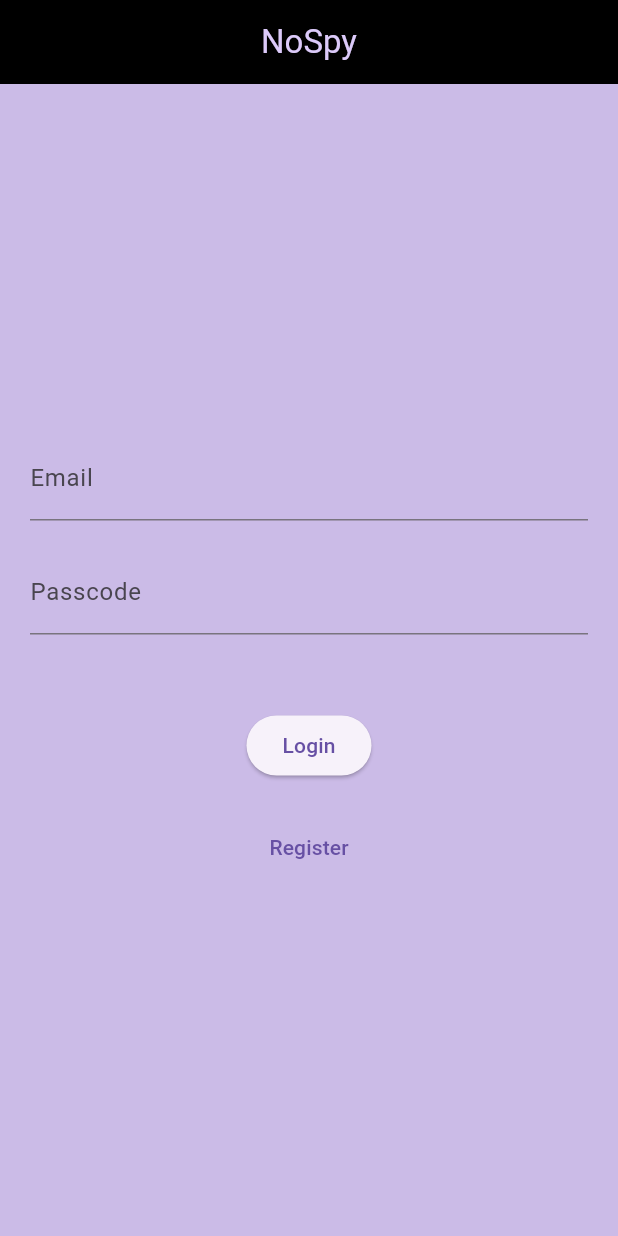
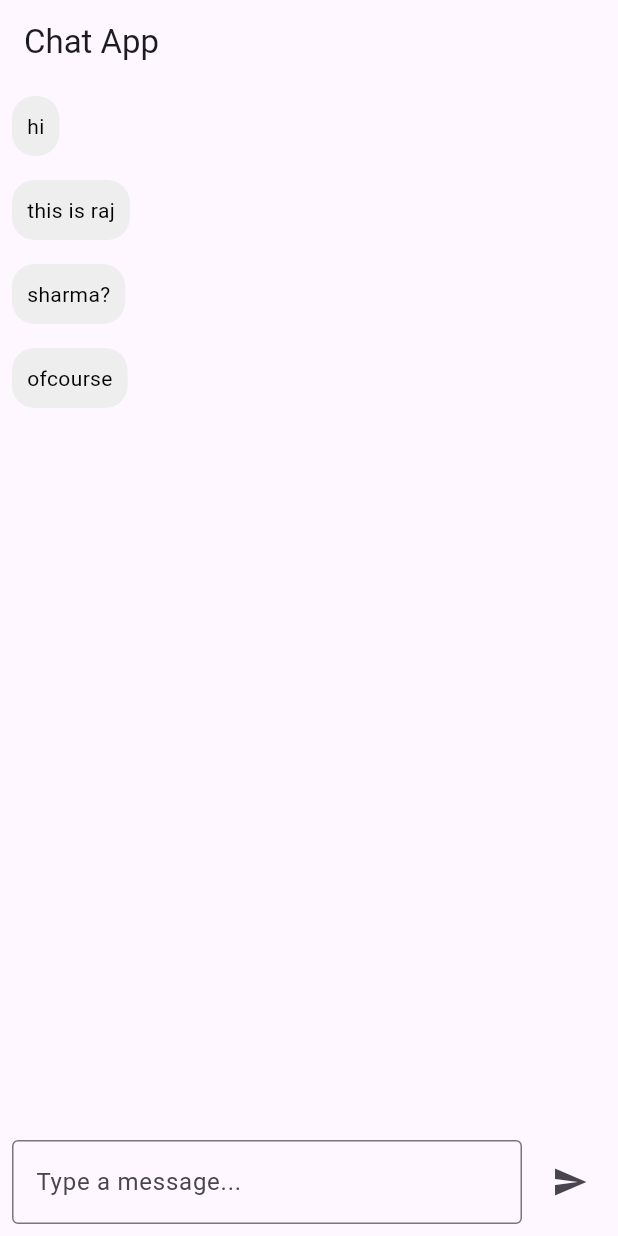
Before and after one commit to rajsharma07/Nospy_frontend, a Flutter app: the screen it shows after launch, on a phone screen of 412 x 824 dp. Run offline on Flutter 3.47's test engine with Material 3 defaults, Android fonts, the phone set to English and light mode, and no system bars.

Commit message:
basic chat page added

```diff
--- /dev/null
+++ b/lib/widget/chatpage/chat_page.dart
@@ -0,0 +1,89 @@
+import 'package:flutter/material.dart';
+
+class ChatPage extends StatefulWidget {
+  @override
+  _ChatPageState createState() => _ChatPageState();
+}
+
+class _ChatPageState extends State<ChatPage> {
+  TextEditingController _messageController = TextEditingController();
+  List<String> _messages = ["hi", "this is raj", "sharma?", "ofcourse"];
+
+  void _sendMessage(String message) {
+    setState(() {
+      _messages.add(message);
+      _messageController.clear();
+    });
+  }
+
+  @override
+  Widget build(BuildContext context) {
+    return Scaffold(
+      appBar: AppBar(
+        title: const Text('Chat App'),
+      ),
+      body: Column(
+        children: <Widget>[
+          Expanded(
+            child: ListView.builder(
+              itemCount: _messages.length,
+              itemBuilder: (BuildContext context, int index) {
+                return Padding(
+                  padding: const EdgeInsets.all(8.0),
+                  child: Align(
+                    alignment: _messages[index].startsWith('You') ? Alignment.centerRight : Alignment.centerLeft,
+                    child: Container(
+                      padding: const EdgeInsets.all(10.0),
+                      decoration: BoxDecoration(
+                        color: _messages[index].startsWith('You') ? Colors.blue : Colors.grey[200],
+                        borderRadius: BorderRadius.circular(15.0),
+                      ),
+                      child: Text(
+                        _messages[index],
+                        style: TextStyle(
+                          color: _messages[index].startsWith('You') ? Colors.white : Colors.black,
+                        ),
+                      ),
+                    ),
+                  ),
+                );
+              },
+            ),
+          ),
+          Padding(
+            padding: const EdgeInsets.all(8.0),
+            child: Row(
+              children: <Widget>[
+                Expanded(
+                  child: TextField(
+                    controller: _messageController,
+                    decoration: const InputDecoration(
+                      hintText: 'Type a message...',
+                      border: OutlineInputBorder(),
+                    ),
+                  ),
+                ),
+                const SizedBox(width: 8.0),
+                IconButton(
+                  icon: const Icon(Icons.send),
+                  onPressed: () {
+                    String message = _messageController.text.trim();
+                    if (message.isNotEmpty) {
+                      _sendMessage('You: $message');
+                    }
+                  },
+                ),
+              ],
+            ),
+          ),
+        ],
+      ),
+    );
+  }
+}
+
+void main() {
+  runApp(MaterialApp(
+    home: ChatPage(),
+  ));
+}
--- a/lib/widget/display.dart
+++ b/lib/widget/display.dart
@@ -1,4 +1,5 @@
 import 'package:flutter/material.dart';
+import 'package:nospy/widget/chatpage/chat_page.dart';
 import 'package:nospy/widget/home.dart';
 import 'package:nospy/widget/login.dart';
 
@@ -19,7 +20,6 @@ class _Display extends State<Display>{
   }
   void changepage(Widget tochange){
     setState(() {
-      print('object');
       currentpage = tochange;
     });
   }
@@ -28,7 +28,7 @@ class _Display extends State<Display>{
   Widget build(BuildContext context){
     return MaterialApp(
       debugShowCheckedModeBanner: false,
-      home: currentpage,
+      home: ChatPage(),
     );
   }
 }
```
Also changed, not shown: lib/api_methods/api_call.dart (+5 -5 lines), lib/data/teams.json (+74 -1 lines), lib/widget/dashboard/dashboard.dart (+20 -16 lines), lib/widget/dashboard/dashboard_team_display.dart (+11 -1 lines), lib/widget/login.dart (+24 -12 lines), lib/widget/register.dart (+14 -2 lines), 1 other file.
